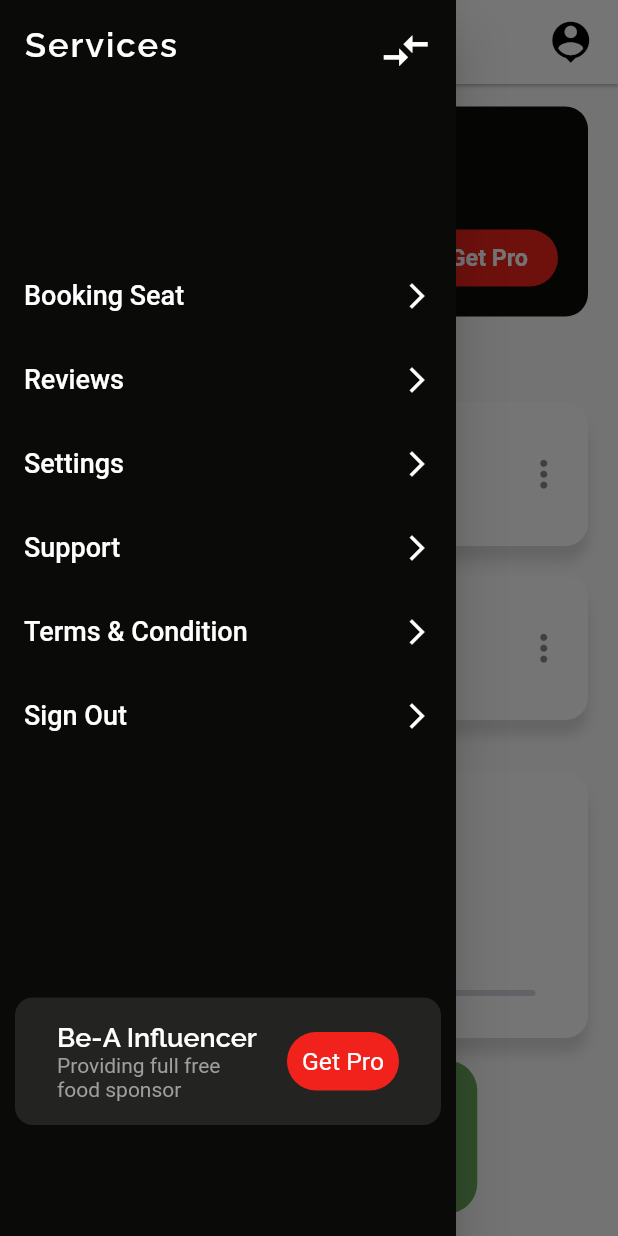
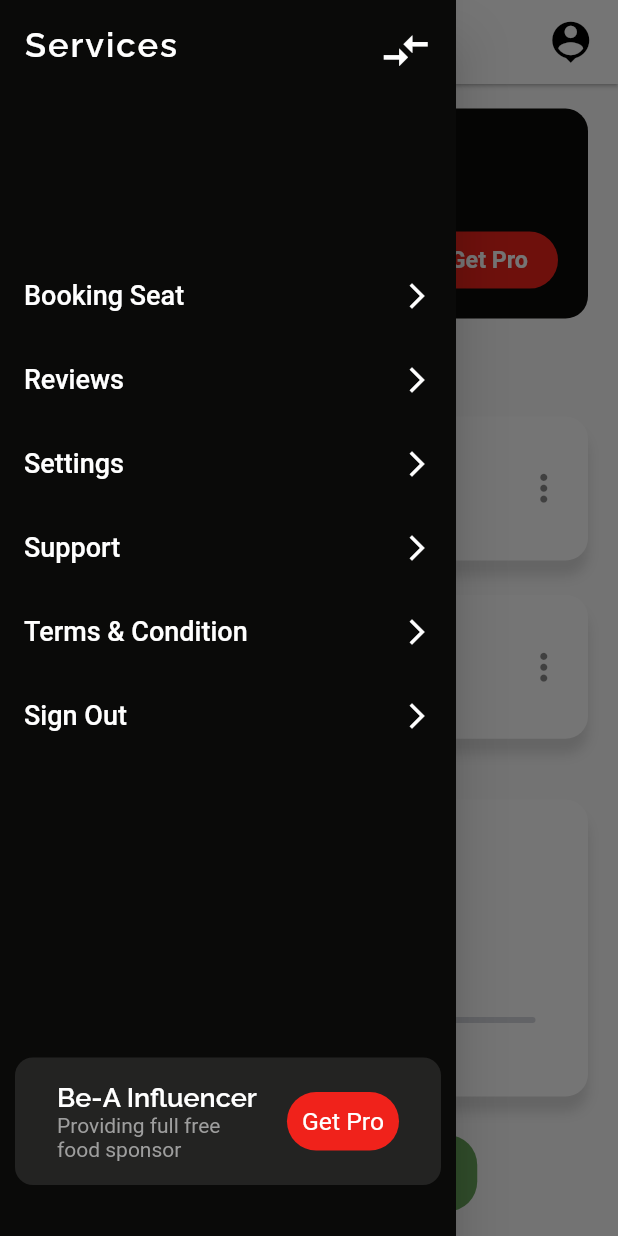
Before and after one commit to smwash/booking_services, a Flutter app: the screen it shows after launch, with the side drawer open, on a phone screen of 412 x 824 dp. Run offline on Flutter 3.47's test engine with Material 2 defaults, Android fonts, the phone set to English and light mode, and no system bars; Roboto replaces fonts that are missing (Raleway-SemiBold).

Commit message:
second initial

```diff
--- a/lib/components/drawer.dart
+++ b/lib/components/drawer.dart
@@ -13,6 +13,7 @@ class _SideMenuState extends State<SideMenu> {
   Widget build(BuildContext context) {
     return Drawer(
       child: Column(
+        // mainAxisAlignment: MainAxisAlignment.spaceAround,
         children: [
           DrawerHeader(
             decoration: BoxDecoration(
@@ -45,14 +46,18 @@ class _SideMenuState extends State<SideMenu> {
               ],
             ),
           ),
+          Column(
+            children: [
               DrawerTile(text: 'Booking Seat'),
               DrawerTile(text: 'Reviews'),
               DrawerTile(text: 'Settings'),
               DrawerTile(text: 'Support'),
               DrawerTile(text: 'Terms & Condition'),
               DrawerTile(text: 'Sign Out'),
+            ],
+          ),
           Container(
-            margin: EdgeInsets.only(top: 160.0, left: 10.0, right: 10.0),
+            margin: EdgeInsets.only(left: 10.0, top: 200.0, right: 10.0),
             padding: EdgeInsets.all(12.0),
             decoration: BoxDecoration(
               color: Colors.white10,
--- a/lib/main.dart
+++ b/lib/main.dart
@@ -1,20 +1,14 @@
-import 'package:booking_services/constants.dart';
 import 'package:booking_services/screens/homepage.dart';
 import 'package:flutter/material.dart';
 
 void main() => runApp(MyApp());
 
 class MyApp extends StatelessWidget {
-  // This widget is the root of your application.
   @override
   Widget build(BuildContext context) {
     return MaterialApp(
       title: 'Booking services UI',
       debugShowCheckedModeBanner: false,
-      theme: ThemeData(
-        // primaryColor: kBlackcolor,
-        accentColor: kRedcolor,
-      ),
       home: Homepage(),
     );
   }
--- a/lib/screens/homepage.dart
+++ b/lib/screens/homepage.dart
@@ -9,7 +9,7 @@ class Homepage extends StatefulWidget {
 }
 
 class _HomepageState extends State<Homepage> {
-  int person = 0;
+  int person = 1;
 
   String getPlural() {
     if (person < 2) {
@@ -54,6 +54,7 @@ class _HomepageState extends State<Homepage> {
       body: Container(
         padding: EdgeInsets.symmetric(vertical: 15.0, horizontal: 20.0),
         child: Column(
+          mainAxisAlignment: MainAxisAlignment.spaceAround,
           children: [
             Container(
               padding: EdgeInsets.all(20.0),
@@ -309,12 +310,17 @@ class _HomepageState extends State<Homepage> {
                       },
                     ),
                   ),
+                  SizedBox(height: 5.0),
+                  Text(
+                    'Capacity 10 People',
+                    style: TextStyle(
+                        color: Colors.black54, fontFamily: 'Raleway-SemiBold'),
+                  )
                 ],
               ),
             ),
-            SizedBox(height: 15.0),
-            Expanded(
-              child: Container(
+            SizedBox(height: 20.0),
+            Container(
               padding: EdgeInsets.symmetric(vertical: 15.0, horizontal: 50.0),
               decoration: BoxDecoration(
                   borderRadius: BorderRadius.circular(20.0),
@@ -328,7 +334,6 @@ class _HomepageState extends State<Homepage> {
                     fontWeight: FontWeight.w600),
               ),
             ),
-            ),
           ],
         ),
       ),
```
Also changed, not shown: 11 other files. Lines whose indentation alone changed are shown as unchanged.
